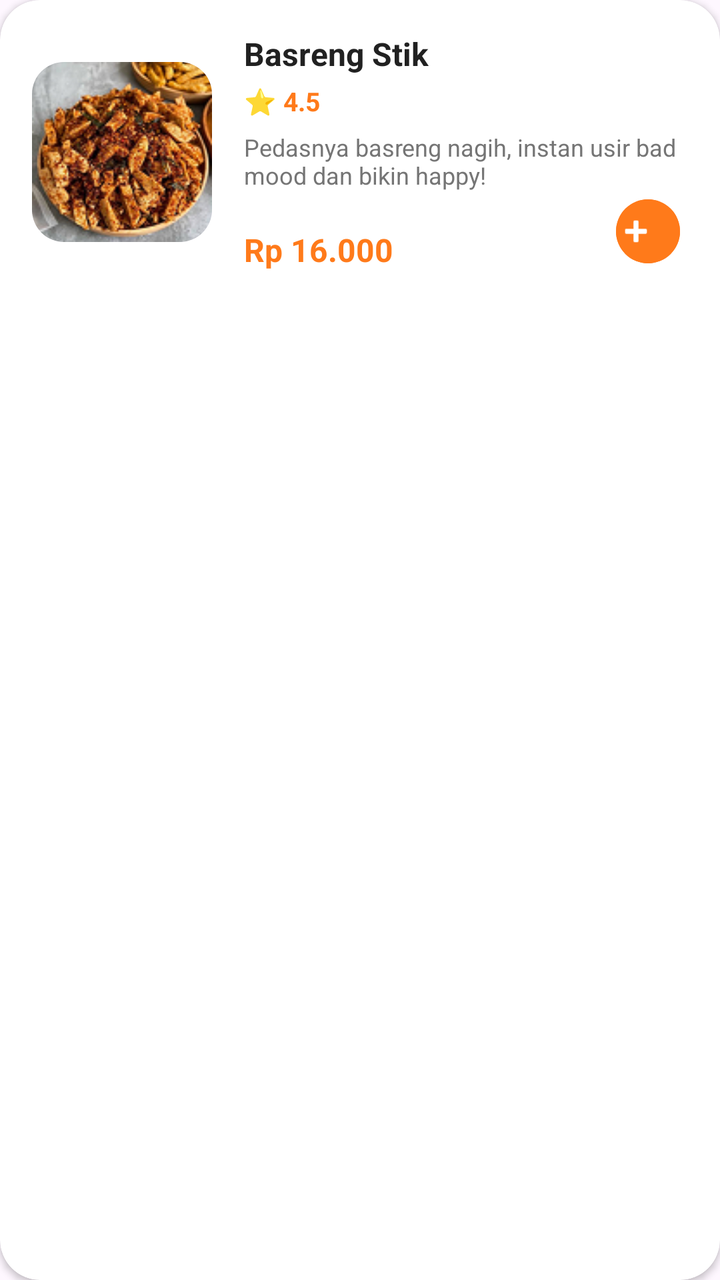
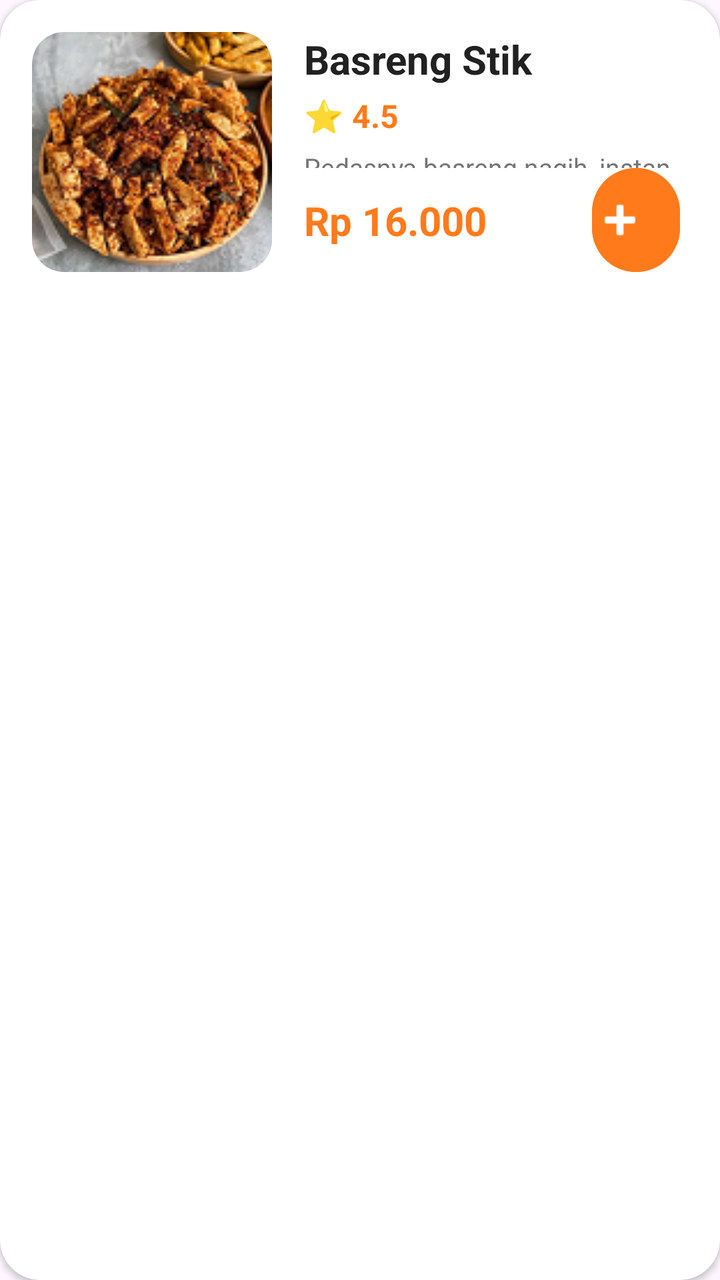

An Android layout rendered at two revisions. The XML below is the earlier revision; the diff shows what the commit changed to produce the second picture.
<!-- AndroidManifest.xml: application theme Theme.Cemil_feels -->
<!-- res/layout/item_snack.xml -->
<?xml version="1.0" encoding="utf-8"?>
<com.google.android.material.card.MaterialCardView xmlns:android="http://schemas.android.com/apk/res/android"
    xmlns:app="http://schemas.android.com/apk/res-auto"
    xmlns:tools="http://schemas.android.com/tools"
    android:layout_width="match_parent"
    android:layout_height="match_parent"
    android:layout_marginHorizontal="4dp"
    android:layout_marginVertical="8dp"
    app:cardCornerRadius="20dp"
    app:cardElevation="2dp"
    app:strokeWidth="0dp"
    app:cardBackgroundColor="#FFFFFF">

    <androidx.constraintlayout.widget.ConstraintLayout
        android:layout_width="match_parent"
        android:layout_height="wrap_content"
        android:padding="16dp">

        
        <com.google.android.material.card.MaterialCardView
            android:id="@+id/card_snack_img"
            android:layout_width="90dp"
            android:layout_height="90dp"
            app:cardCornerRadius="16dp"
            app:cardElevation="0dp"
            app:strokeWidth="0dp"
            app:layout_constraintBottom_toBottomOf="parent"
            app:layout_constraintStart_toStartOf="parent"
            app:layout_constraintTop_toTopOf="parent">
            
            <ImageView
                android:id="@+id/iv_snack_image"
                android:layout_width="match_parent"
                android:layout_height="match_parent"
                android:scaleType="centerCrop"
                android:src="@drawable/basreng_stik"
                tools:ignore="ContentDescription" />
        </com.google.android.material.card.MaterialCardView>

        
        <TextView
            android:id="@+id/tv_snack_name"
            android:layout_width="0dp"
            android:layout_height="wrap_content"
            android:layout_marginStart="16dp"
            android:ellipsize="end"
            android:maxLines="1"
            android:text="Basreng Stik"
            android:textColor="#212121"
            android:textSize="16sp"
            android:textStyle="bold"
            app:layout_constraintEnd_toEndOf="parent"
            app:layout_constraintStart_toEndOf="@id/card_snack_img"
            app:layout_constraintTop_toTopOf="parent" />

        
        <TextView
            android:id="@+id/tv_snack_rating"
            android:layout_width="wrap_content"
            android:layout_height="wrap_content"
            android:layout_marginStart="16dp"
            android:layout_marginTop="4dp"
            android:text="⭐ 4.5"
            android:textColor="#FF7A1A"
            android:textSize="13sp"
            android:textStyle="bold"
            app:layout_constraintStart_toEndOf="@id/card_snack_img"
            app:layout_constraintTop_toBottomOf="@id/tv_snack_name" />

        
        <TextView
            android:id="@+id/tv_snack_description"
            android:layout_width="0dp"
            android:layout_height="wrap_content"
            android:layout_marginStart="16dp"
            android:layout_marginTop="6dp"
            android:ellipsize="end"
            android:maxLines="2"
            android:text="Pedasnya basreng nagih, instan usir bad mood dan bikin happy!"
            android:textColor="#757575"
            android:textSize="12sp"
            app:layout_constraintEnd_toEndOf="parent"
            app:layout_constraintStart_toEndOf="@id/card_snack_img"
            app:layout_constraintTop_toBottomOf="@id/tv_snack_rating" />

        
        <TextView
            android:id="@+id/tv_snack_price"
            android:layout_width="wrap_content"
            android:layout_height="wrap_content"
            android:layout_marginStart="16dp"
            android:layout_marginTop="12dp"
            android:text="Rp 16.000"
            android:textColor="#FF7A1A"
            android:textSize="16sp"
            android:textStyle="bold"
            app:layout_constraintBottom_toBottomOf="parent"
            app:layout_constraintStart_toEndOf="@id/card_snack_img"
            app:layout_constraintTop_toBottomOf="@id/tv_snack_description"
            app:layout_constraintVertical_bias="1.0" />

        
        <com.google.android.material.button.MaterialButton
            android:id="@+id/btn_add_snack"
            style="@style/Widget.Material3.Button.IconButton.Filled"
            android:layout_width="40dp"
            android:layout_height="40dp"
            android:backgroundTint="#FF7A1A"
            app:cornerRadius="20dp"
            android:padding="0dp"
            app:icon="@android:drawable/ic_input_add"
            app:iconSize="20dp"
            app:iconTint="@android:color/white"
            app:layout_constraintBottom_toBottomOf="parent"
            app:layout_constraintEnd_toEndOf="parent"
            app:layout_constraintTop_toBottomOf="@id/tv_snack_description"
            app:layout_constraintVertical_bias="1.0"
            tools:ignore="ContentDescription" />

    </androidx.constraintlayout.widget.ConstraintLayout>
</com.google.android.material.card.MaterialCardView>
<!-- resources referenced by this layout -->
<resources>
  <!-- drawable basreng_stik: png bitmap (drawable, 32994 bytes) -->
  <style name="Theme.Cemil_feels" parent="Base.Theme.Cemil_feels" />
  <style name="Base.Theme.Cemil_feels" parent="Theme.Material3.DayNight.NoActionBar">
          
          
      </style>
</resources>

<!-- the commit's change to res/layout/item_snack.xml (unified diff, before → after) -->
@@ -19,8 +19,8 @@
         
         <com.google.android.material.card.MaterialCardView
             android:id="@+id/card_snack_img"
-            android:layout_width="90dp"
-            android:layout_height="90dp"
+            android:layout_width="120dp"
+            android:layout_height="120dp"
             app:cardCornerRadius="16dp"
             app:cardElevation="0dp"
             app:strokeWidth="0dp"
@@ -38,84 +38,99 @@
         </com.google.android.material.card.MaterialCardView>
 
         
-        <TextView
-            android:id="@+id/tv_snack_name"
+        <LinearLayout
+            android:id="@+id/content_container"
+            android:layout_width="0dp"
+            android:layout_height="0dp"
+            android:layout_marginStart="16dp"
+            android:orientation="vertical"
+            app:layout_constraintEnd_toEndOf="parent"
+            app:layout_constraintStart_toEndOf="@id/card_snack_img"
+            app:layout_constraintTop_toTopOf="parent"
+            app:layout_constraintBottom_toTopOf="@id/bottom_row">
+
+            
+            <TextView
+                android:id="@+id/tv_snack_name"
+                android:layout_width="match_parent"
+                android:layout_height="wrap_content"
+                android:ellipsize="end"
+                android:maxLines="1"
+                android:text="Basreng Stik"
+                android:textColor="#212121"
+                android:textSize="20sp"
+                android:textStyle="bold" />
+
+            
+            <TextView
+                android:id="@+id/tv_snack_rating"
+                android:layout_width="wrap_content"
+                android:layout_height="wrap_content"
+                android:layout_marginTop="4dp"
+                android:text="⭐ 4.5"
+                android:textColor="#FF7A1A"
+                android:textSize="16sp"
+                android:textStyle="bold" />
+
+            
+            <TextView
+                android:id="@+id/tv_snack_description"
+                android:layout_width="match_parent"
+                android:layout_height="wrap_content"
+                android:layout_marginTop="6dp"
+                android:ellipsize="end"
+                android:maxLines="2"
+                android:text="Pedasnya basreng nagih, instan usir bad mood dan bikin happy!"
+                android:textColor="#757575"
+                android:textSize="13sp" />
+        </LinearLayout>
+
+        <androidx.constraintlayout.widget.ConstraintLayout
+            android:id="@+id/bottom_row"
             android:layout_width="0dp"
             android:layout_height="wrap_content"
             android:layout_marginStart="16dp"
-            android:ellipsize="end"
-            android:maxLines="1"
-            android:text="Basreng Stik"
-            android:textColor="#212121"
-            android:textSize="16sp"
-            android:textStyle="bold"
-            app:layout_constraintEnd_toEndOf="parent"
-            app:layout_constraintStart_toEndOf="@id/card_snack_img"
-            app:layout_constraintTop_toTopOf="parent" />
-
-        
-        <TextView
-            android:id="@+id/tv_snack_rating"
-            android:layout_width="wrap_content"
-            android:layout_height="wrap_content"
-            android:layout_marginStart="16dp"
-            android:layout_marginTop="4dp"
-            android:text="⭐ 4.5"
-            android:textColor="#FF7A1A"
-            android:textSize="13sp"
-            android:textStyle="bold"
-            app:layout_constraintStart_toEndOf="@id/card_snack_img"
-            app:layout_constraintTop_toBottomOf="@id/tv_snack_name" />
-
-        
-        <TextView
-            android:id="@+id/tv_snack_description"
-            android:layout_width="0dp"
-            android:layout_height="wrap_content"
-            android:layout_marginStart="16dp"
-            android:layout_marginTop="6dp"
-            android:ellipsize="end"
-            android:maxLines="2"
-            android:text="Pedasnya basreng nagih, instan usir bad mood dan bikin happy!"
-            android:textColor="#757575"
-            android:textSize="12sp"
-            app:layout_constraintEnd_toEndOf="parent"
-            app:layout_constraintStart_toEndOf="@id/card_snack_img"
-            app:layout_constraintTop_toBottomOf="@id/tv_snack_rating" />
-
-        
-        <TextView
-            android:id="@+id/tv_snack_price"
-            android:layout_width="wrap_content"
-            android:layout_height="wrap_content"
-            android:layout_marginStart="16dp"
-            android:layout_marginTop="12dp"
-            android:text="Rp 16.000"
-            android:textColor="#FF7A1A"
-            android:textSize="16sp"
-            android:textStyle="bold"
-            app:layout_constraintBottom_toBottomOf="parent"
-            app:layout_constraintStart_toEndOf="@id/card_snack_img"
-            app:layout_constraintTop_toBottomOf="@id/tv_snack_description"
-            app:layout_constraintVertical_bias="1.0" />
-
-        
-        <com.google.android.material.button.MaterialButton
-            android:id="@+id/btn_add_snack"
-            style="@style/Widget.Material3.Button.IconButton.Filled"
-            android:layout_width="40dp"
-            android:layout_height="40dp"
-            android:backgroundTint="#FF7A1A"
-            app:cornerRadius="20dp"
-            android:padding="0dp"
-            app:icon="@android:drawable/ic_input_add"
-            app:iconSize="20dp"
-            app:iconTint="@android:color/white"
             app:layout_constraintBottom_toBottomOf="parent"
             app:layout_constraintEnd_toEndOf="parent"
-            app:layout_constraintTop_toBottomOf="@id/tv_snack_description"
-            app:layout_constraintVertical_bias="1.0"
-            tools:ignore="ContentDescription" />
+            app:layout_constraintStart_toEndOf="@id/card_snack_img">
+
+            
+            <TextView
+                android:id="@+id/tv_snack_price"
+                android:layout_width="0dp"
+                android:layout_height="wrap_content"
+                android:text="Rp 16.000"
+                android:textColor="#FF7A1A"
+                android:textSize="20sp"
+                android:textStyle="bold"
+                android:maxLines="1"
+                android:ellipsize="none"
+                app:layout_constraintBottom_toBottomOf="parent"
+                app:layout_constraintEnd_toStartOf="@+id/btn_add_snack"
+                app:layout_constraintStart_toStartOf="parent"
+                app:layout_constraintTop_toTopOf="parent"
+                android:layout_marginEnd="8dp"/>
+
+            
+            <com.google.android.material.button.MaterialButton
+                android:id="@+id/btn_add_snack"
+                style="@style/Widget.Material3.Button.IconButton.Filled"
+                android:layout_width="52dp"
+                android:layout_height="52dp"
+                android:backgroundTint="#FF7A1A"
+                app:cornerRadius="26dp"
+                android:padding="0dp"
+                android:insetTop="0dp"
+                android:insetBottom="0dp"
+                app:icon="@android:drawable/ic_input_add"
+                app:iconSize="28dp"
+                app:iconTint="@android:color/white"
+                app:layout_constraintBottom_toBottomOf="parent"
+                app:layout_constraintEnd_toEndOf="parent"
+                app:layout_constraintTop_toTopOf="parent"
+                tools:ignore="ContentDescription" />
+
+        </androidx.constraintlayout.widget.ConstraintLayout>
 
     </androidx.constraintlayout.widget.ConstraintLayout>
 </com.google.android.material.card.MaterialCardView>
